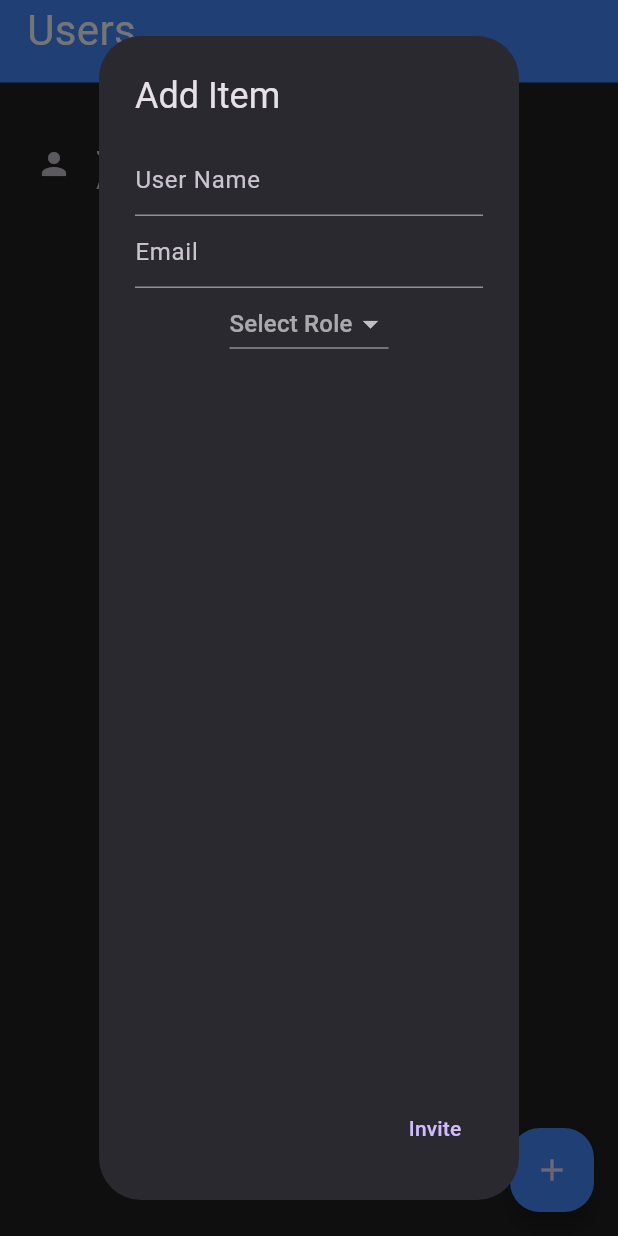
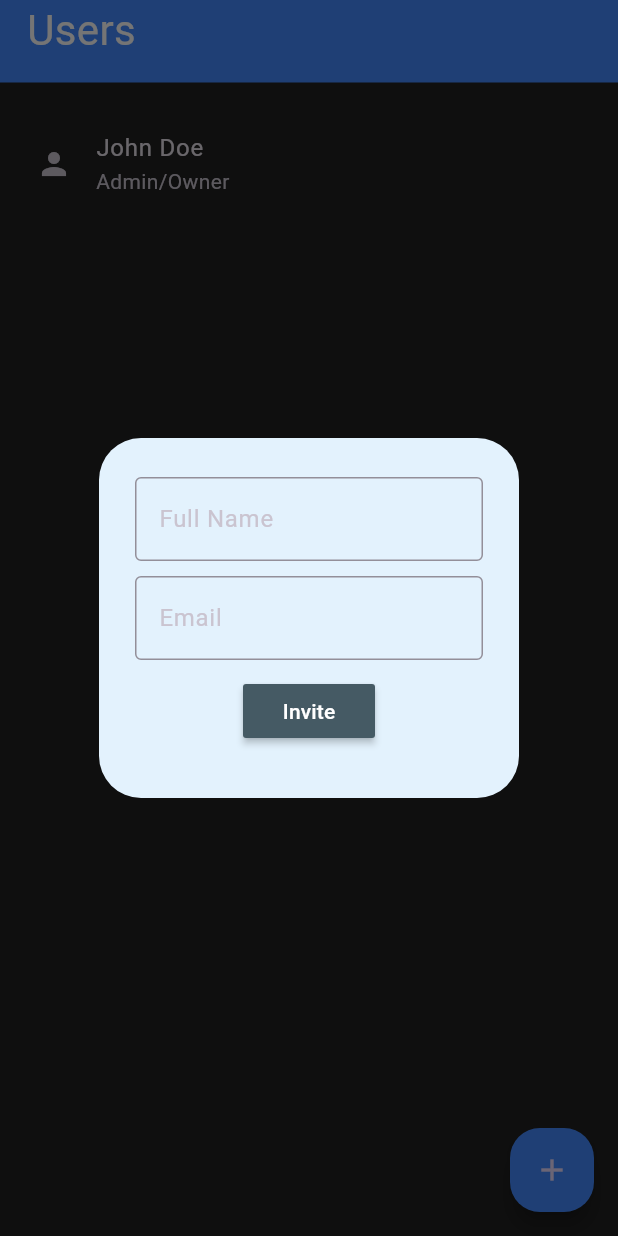
Before and after one commit to nsingla2118/inv, a Flutter app: the UsersPage screen opened directly, after a tap on the "add" icon, on a phone screen of 412 x 824 dp. Run offline on Flutter 3.47's test engine with Material 3 defaults, Android fonts, the phone set to English and light mode, and no system bars.

Commit message:
updated users page

```diff
--- /dev/null
+++ b/lib/components/users_dialog.dart
@@ -0,0 +1,40 @@
+import 'package:flutter/material.dart';
+import 'package:inventory/models/my_button.dart';
+
+class UsersDialog extends StatelessWidget {
+  const UsersDialog({super.key});
+
+  @override
+  Widget build(BuildContext context) {
+    return AlertDialog(
+      backgroundColor: Colors.blue[50],
+      content: SizedBox(
+        height: 200,
+        child: Column(
+          mainAxisAlignment: MainAxisAlignment.spaceEvenly,
+          children: [
+            const TextField(
+              // controller: controller,
+              decoration: InputDecoration(
+                border: OutlineInputBorder(),
+                hintText: 'Full Name',
+              ),
+            ),
+            const TextField(
+              // controller: controller,
+              decoration: InputDecoration(
+                border: OutlineInputBorder(),
+                hintText: 'Email',
+              ),
+            ),
+
+            MyButton(text: 'Invite', onPressed: () {
+              Navigator.pop(context);
+            }),
+
+          ],
+        ),
+      ),
+    );
+  }
+}
--- a/lib/models/my_button.dart
+++ b/lib/models/my_button.dart
@@ -2,7 +2,7 @@ import 'package:flutter/material.dart';
 
 class MyButton extends StatelessWidget {
   final String text;
-  VoidCallback onPressed;
+  final VoidCallback onPressed;
   MyButton({super.key,
   required this.text,
   required this.onPressed
--- a/lib/pages/inventory_page.dart
+++ b/lib/pages/inventory_page.dart
@@ -13,7 +13,7 @@ class InventoryPage extends StatelessWidget {
       showDialog(
         context: context,
         builder: (BuildContext context) {
-          return DialogBox();
+          return const DialogBox();
     });
     }
     return Scaffold(
--- a/lib/pages/users_page.dart
+++ b/lib/pages/users_page.dart
@@ -1,4 +1,5 @@
 import 'package:flutter/material.dart';
+import 'package:inventory/components/users_dialog.dart';
 
 class UsersPage extends StatefulWidget {
   const UsersPage({super.key});
@@ -12,53 +13,12 @@ class _UsersPageState extends State<UsersPage> {
 
   @override
   Widget build(BuildContext context) {
-    // ignore: non_constant_identifier_names
-    void Dialog() {
+     showdialog() {
       showDialog(
         context: context,
         builder: (BuildContext context) {
-          return AlertDialog(
-            title: const Text('Add Item'),
-            content: Column(
-              children:  [
-                const TextField(
-                  decoration: InputDecoration(
-                    hintText: 'User Name',
-                  ),
-                ),
-                const TextField(
-                  decoration: InputDecoration(
-                    hintText: 'Email'
-                  ),
-                ),
-                DropdownButton(
-                  hint: const Text('Select Role'),
-                  items: const [
-                    DropdownMenuItem(
-                      value: 'Admin',
-                      child: Text('Admin'),
-                    ),
-                    DropdownMenuItem(
-                      value: 'Employee',
-                      child: Text('Employee'),
-                    ),
-                  ], onChanged: (String? value) {  },
-                  // onChanged: ,
-                )
-            ],
-            ),
-            actions: [
-              TextButton(
-                child: const Text('Invite'),
-                onPressed: () {
-                  Navigator.of(context).pop();
-                },
-              ),
-
-            ],
-          );
-        }
-      );
+          return const UsersDialog();
+    });
     }
 
     return Scaffold(
@@ -66,7 +26,7 @@ class _UsersPageState extends State<UsersPage> {
         backgroundColor: Colors.blueAccent,
         shape: RoundedRectangleBorder(
           borderRadius: BorderRadius.circular(20)),
-        onPressed: Dialog,
+        onPressed: showdialog,
         child: const Icon(Icons.add)),
       body: Column(
         children: [
```
Also changed, not shown: lib/components/dialog_box.dart (+7 -7 lines), lib/pages/availability_page.dart (+0 -12 lines).
